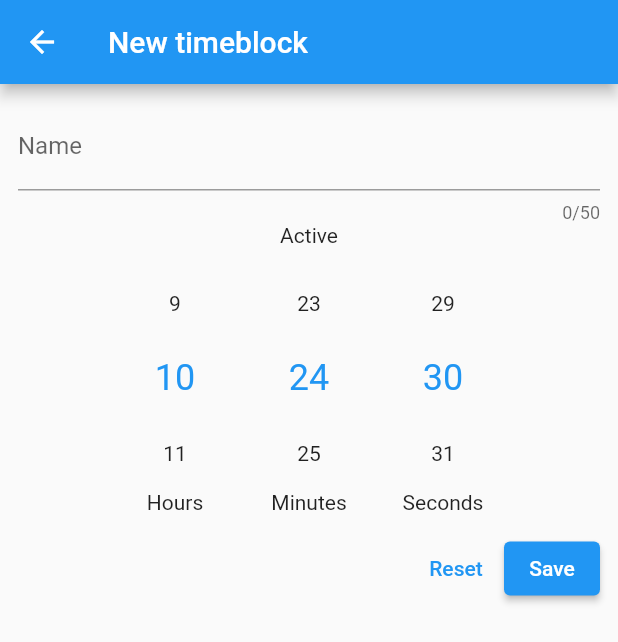
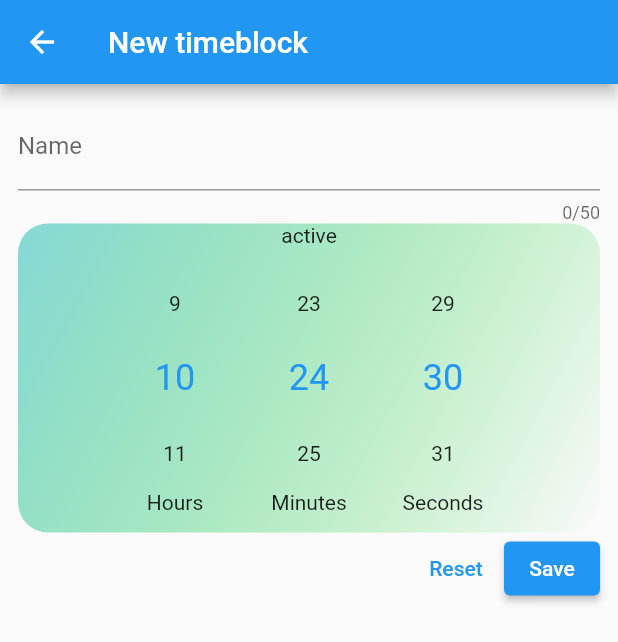
Before and after one commit to ssh0119/timeblocks, a Flutter app: the NewTimeblockScreen screen opened directly, on a phone screen of 412 x 824 dp. Shown: the top 642 px of the screen. Run offline on Flutter 3.47's test engine with Material 2 defaults, Android fonts, the phone set to English and light mode, and no system bars; drawn by our look-alikes of numberpicker; our stand-ins replace flutter_riverpod, sqflite; accounts and stored records are empty.

Commit message:
Add rounded borders to timepicker

```diff
--- a/lib/widgets/interval_input.dart
+++ b/lib/widgets/interval_input.dart
@@ -16,6 +16,7 @@ class _IntervalInputState extends State<IntervalInput> {
   late int _currentHours;
   late int _currentMinutes;
   late int _currentSeconds;
+  String _currentType = 'active';
 
   @override
   void initState() {
@@ -28,9 +29,25 @@ class _IntervalInputState extends State<IntervalInput> {
 
   @override
   Widget build(context) {
-    return Column(
+    var activeColors = const [
+      Color.fromRGBO(105, 208, 206, 0.8),
+      Color.fromRGBO(25, 210, 28, 0.0)
+    ];
+
+    return Container(
+      decoration: BoxDecoration(
+        borderRadius: const BorderRadius.all(
+          Radius.circular(20),
+        ),
+        gradient: LinearGradient(
+          colors: activeColors,
+          begin: Alignment.topLeft,
+          end: Alignment.bottomRight,
+        ),
+      ),
+      child: Column(
         children: [
-        Text('Active'),
+          Text(_currentType),
           Padding(
             padding: EdgeInsets.symmetric(vertical: 12, horizontal: 60),
             child: Row(
@@ -82,6 +99,7 @@ class _IntervalInputState extends State<IntervalInput> {
             ),
           ),
         ],
+      ),
     );
   }
 }
```
Lines whose indentation alone changed are shown as unchanged.
